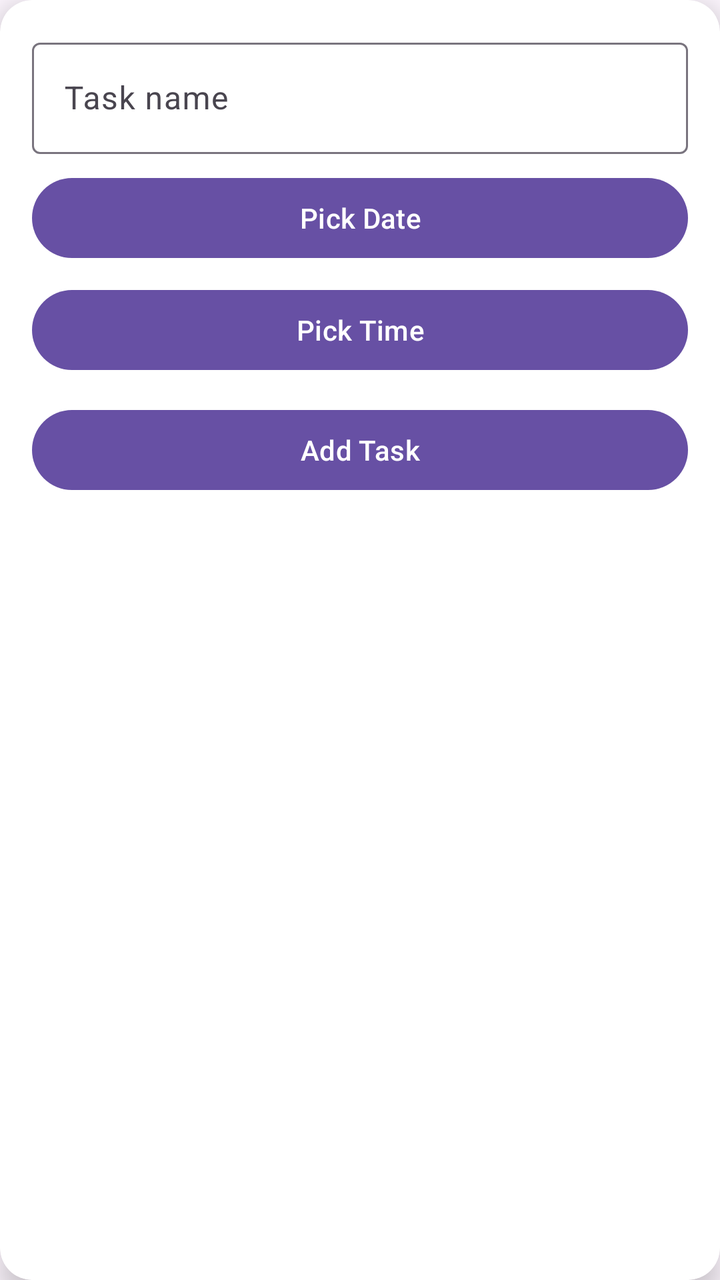
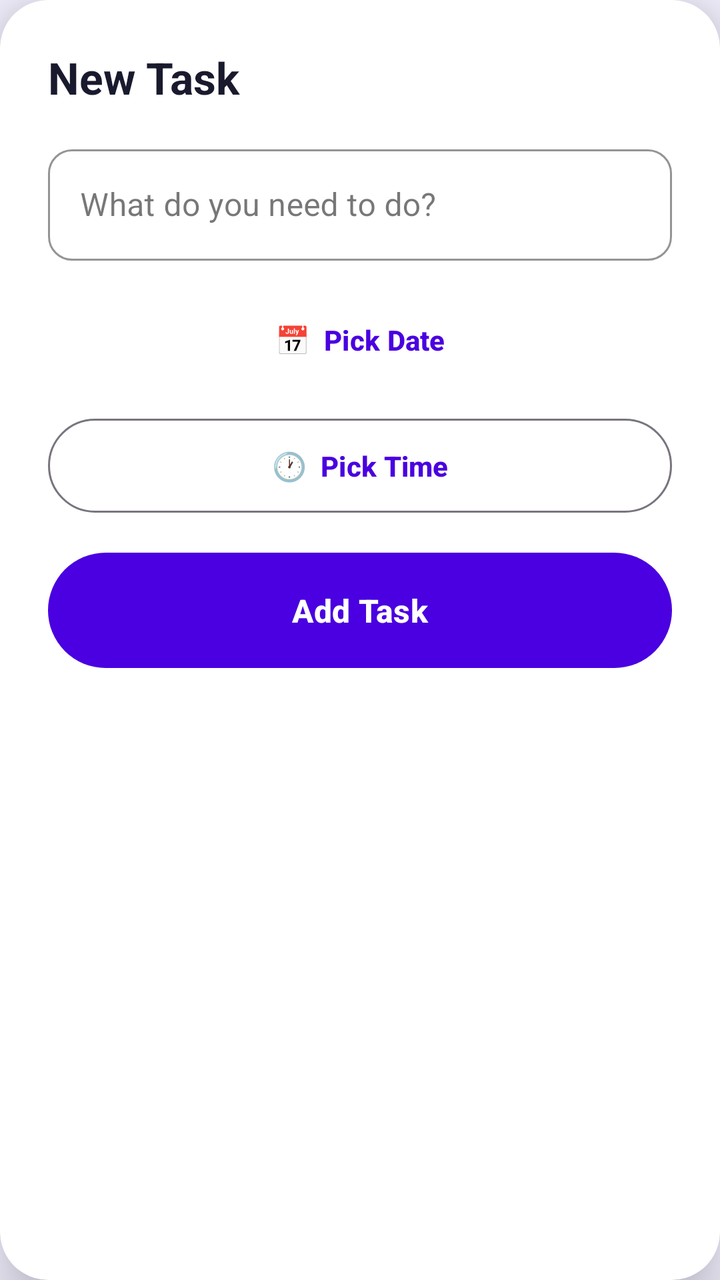

Two renders of the same Android screen: before a commit and after it. Below are the layout's source before the change and the commit's diff.
<!-- AndroidManifest.xml: application theme Theme.Test3 -->
<!-- res/layout/date.xml -->
<?xml version="1.0" encoding="utf-8"?>
<androidx.cardview.widget.CardView
    xmlns:android="http://schemas.android.com/apk/res/android"
    xmlns:app="http://schemas.android.com/apk/res-auto"
    android:layout_width="match_parent"
    android:layout_height="wrap_content"
    android:layout_margin="16dp"
    app:cardCornerRadius="16dp"
    app:cardElevation="8dp">
    

    <LinearLayout
        android:orientation="vertical"
        android:padding="16dp"
        android:layout_width="match_parent"
        android:layout_height="wrap_content">

        
        <com.google.android.material.textfield.TextInputLayout
            android:layout_width="match_parent"
            android:layout_height="wrap_content"
            android:hint="Task name">

            <com.google.android.material.textfield.TextInputEditText
                android:id="@+id/dialogTaskInput"
                android:layout_width="match_parent"
                android:layout_height="wrap_content"/>
        </com.google.android.material.textfield.TextInputLayout>

        <Button
            android:id="@+id/btnPickDate"
            android:text="Pick Date"
            android:layout_width="match_parent"
            android:layout_height="wrap_content"
            android:layout_marginTop="8dp"/>

        <Button
            android:id="@+id/btnPickTime"
            android:text="Pick Time"
            android:layout_width="match_parent"
            android:layout_height="wrap_content"
            android:layout_marginTop="8dp"/>

        <Button
            android:id="@+id/btnSave"
            android:text="Add Task"
            android:layout_width="match_parent"
            android:layout_height="wrap_content"
            android:layout_marginTop="12dp"/>

    </LinearLayout>

</androidx.cardview.widget.CardView>
<!-- resources referenced by this layout -->
<resources>
  <style name="Theme.Test3" parent="Base.Theme.Test3" />
  <style name="Base.Theme.Test3" parent="Theme.Material3.DayNight.NoActionBar">
          
          
      </style>
</resources>

<!-- the commit's change to res/layout/date.xml (unified diff, before → after) -->
@@ -5,48 +5,85 @@
     android:layout_width="match_parent"
     android:layout_height="wrap_content"
     android:layout_margin="16dp"
-    app:cardCornerRadius="16dp"
-    app:cardElevation="8dp">
-    
+    app:cardCornerRadius="24dp"
+    app:cardElevation="16dp"
+    app:cardBackgroundColor="@color/card_bg">
 
     <LinearLayout
         android:orientation="vertical"
-        android:padding="16dp"
+        android:padding="24dp"
         android:layout_width="match_parent"
         android:layout_height="wrap_content">
 
         
+        <TextView
+            android:text="New Task"
+            android:textSize="22sp"
+            android:textStyle="bold"
+            android:textColor="@color/text_primary"
+            android:layout_width="wrap_content"
+            android:layout_height="wrap_content"
+            android:layout_marginBottom="16dp"/>
+
+        
         <com.google.android.material.textfield.TextInputLayout
+            style="@style/Widget.MaterialComponents.TextInputLayout.OutlinedBox"
             android:layout_width="match_parent"
             android:layout_height="wrap_content"
-            android:hint="Task name">
+            android:hint="What do you need to do?"
+            app:boxCornerRadiusTopStart="12dp"
+            app:boxCornerRadiusTopEnd="12dp"
+            app:boxCornerRadiusBottomStart="12dp"
+            app:boxCornerRadiusBottomEnd="12dp"
+            app:boxStrokeColor="#4A00E0"
+            app:hintTextColor="#4A00E0">
 
             <com.google.android.material.textfield.TextInputEditText
                 android:id="@+id/dialogTaskInput"
                 android:layout_width="match_parent"
-                android:layout_height="wrap_content"/>
+                android:layout_height="wrap_content"
+                android:textColor="@color/text_primary"
+                android:inputType="textCapSentences"/>
         </com.google.android.material.textfield.TextInputLayout>
 
+        
         <Button
             android:id="@+id/btnPickDate"
-            android:text="Pick Date"
+            android:text="📅  Pick Date"
             android:layout_width="match_parent"
             android:layout_height="wrap_content"
-            android:layout_marginTop="8dp"/>
+            android:layout_marginTop="12dp"
+            android:background="@color/surface"
+            android:textColor="#4A00E0"
+            android:textStyle="bold"
+            android:padding="14dp"
+            style="@style/Widget.Material3.Button.OutlinedButton"/>
 
+        
         <Button
             android:id="@+id/btnPickTime"
-            android:text="Pick Time"
+            android:text="🕐  Pick Time"
             android:layout_width="match_parent"
             android:layout_height="wrap_content"
-            android:layout_marginTop="8dp"/>
+            android:layout_marginTop="8dp"
+            android:textColor="#4A00E0"
+            android:textStyle="bold"
+            android:padding="14dp"
+            style="@style/Widget.Material3.Button.OutlinedButton"/>
 
+        
         <Button
             android:id="@+id/btnSave"
             android:text="Add Task"
             android:layout_width="match_parent"
             android:layout_height="wrap_content"
-            android:layout_marginTop="12dp"/>
+            android:layout_marginTop="16dp"
+            android:background="@drawable/gradient_button"
+            android:textColor="#FFFFFF"
+            android:textStyle="bold"
+            android:textSize="16sp"
+            android:padding="14dp"
+            android:stateListAnimator="@null"/>
 
     </LinearLayout>
 
<!-- resource entries referenced after the edit -->
@@ -1,9 +1,25 @@
 <!-- resources referenced by this layout -->
 <resources>
+  <color name="card_bg">#FFFFFF</color>
+  <color name="surface">#F3F0FF</color>
+  <color name="text_primary">#1A1A2E</color>
+  <!-- drawable gradient_button (drawable) -->
+  <?xml version="1.0" encoding="utf-8"?>
+  <shape xmlns:android="http://schemas.android.com/apk/res/android"
+      android:shape="rectangle">
+      <gradient
+          android:startColor="#4A00E0"
+          android:endColor="#00C6FF"
+          android:angle="135"/>
+      <corners android:radius="30dp"/>
+  </shape>
   <style name="Theme.Test3" parent="Base.Theme.Test3" />
   <style name="Base.Theme.Test3" parent="Theme.Material3.DayNight.NoActionBar">
-          
-          
+          <item name="colorPrimary">#4A00E0</item>
+          <item name="colorPrimaryVariant">#8E2DE2</item>
+          <item name="colorSecondary">#00C6FF</item>
+          <item name="colorSurface">#F3F0FF</item>
+          <item name="android:windowBackground">@color/surface</item>
       </style>
 </resources>
 
